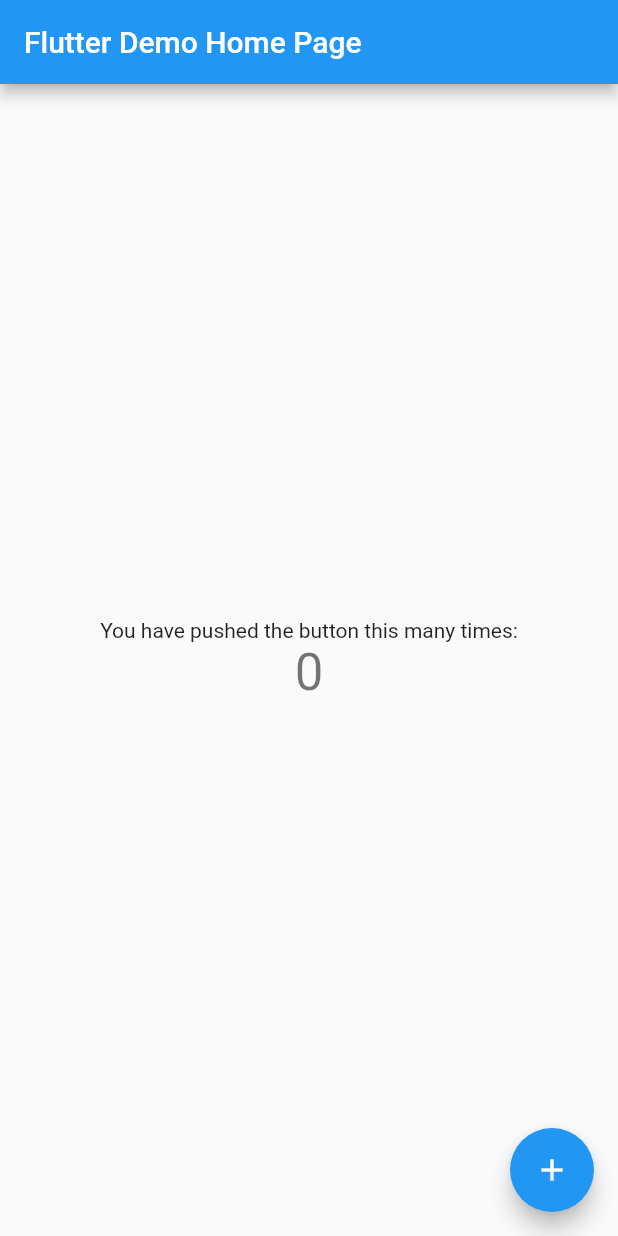
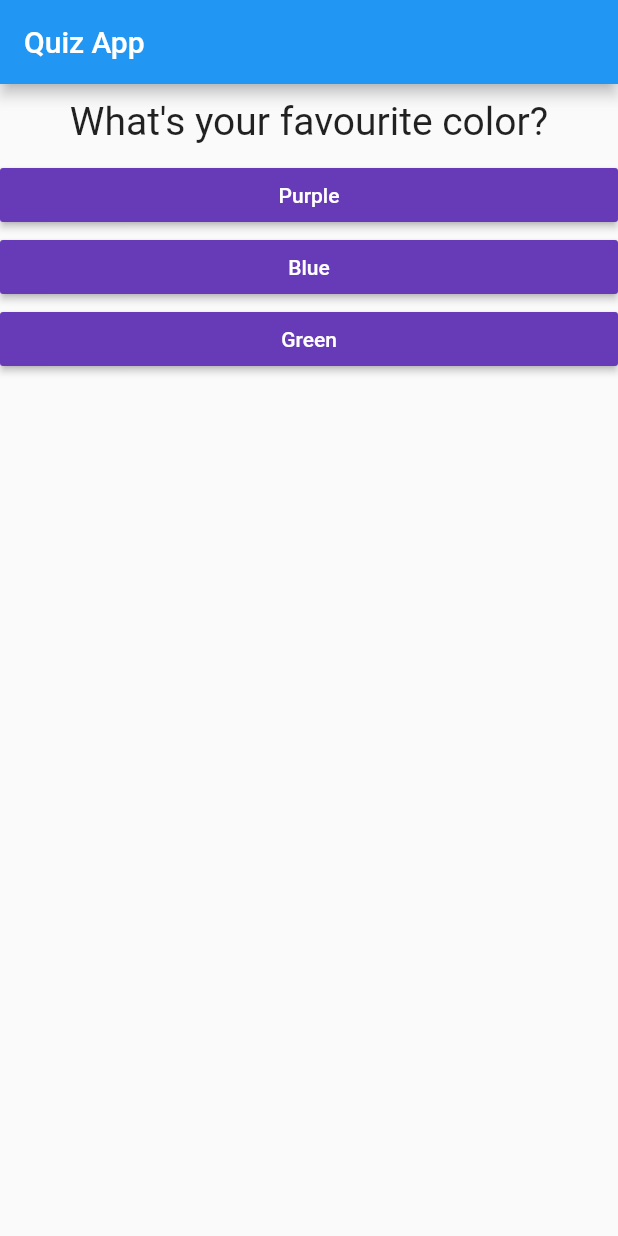
Before and after one commit to ShrikantaMazumder/flutter-basics-quiz-app, a Flutter app: the screen it shows after launch, on a phone screen of 412 x 824 dp. Run offline on Flutter 3.47's test engine with Material 2 defaults, Android fonts, the phone set to English and light mode, and no system bars.

Commit message:
quiz app completed

```diff
--- /dev/null
+++ b/lib/answer.dart
@@ -0,0 +1,23 @@
+import 'package:flutter/material.dart';
+
+class Answer extends StatelessWidget {
+  final String answer;
+  final Function func;
+  Answer(this.answer, this.func);
+  @override
+  Widget build(BuildContext context) {
+    return Container(
+      width: double.infinity,
+      child: RaisedButton(
+        onPressed: () => func(),
+        child: Text(
+          answer,
+          style: TextStyle(
+            color: Colors.white,
+          ),
+        ),
+        color: Colors.deepPurple,
+      ),
+    );
+  }
+}
--- a/lib/main.dart
+++ b/lib/main.dart
@@ -1,117 +1,85 @@
 import 'package:flutter/material.dart';
+import 'package:quiz_app/quiz.dart';
+import 'package:quiz_app/result.dart';
 
 void main() {
   runApp(MyApp());
 }
 
 class MyApp extends StatelessWidget {
-  // This widget is the root of your application.
   @override
   Widget build(BuildContext context) {
     return MaterialApp(
-      title: 'Flutter Demo',
-      theme: ThemeData(
-        // This is the theme of your application.
-        //
-        // Try running your application with "flutter run". You'll see the
-        // application has a blue toolbar. Then, without quitting the app, try
-        // changing the primarySwatch below to Colors.green and then invoke
-        // "hot reload" (press "r" in the console where you ran "flutter run",
-        // or simply save your changes to "hot reload" in a Flutter IDE).
-        // Notice that the counter didn't reset back to zero; the application
-        // is not restarted.
-        primarySwatch: Colors.blue,
-        // This makes the visual density adapt to the platform that you run
-        // the app on. For desktop platforms, the controls will be smaller and
-        // closer together (more dense) than on mobile platforms.
-        visualDensity: VisualDensity.adaptivePlatformDensity,
-      ),
-      home: MyHomePage(title: 'Flutter Demo Home Page'),
+      debugShowCheckedModeBanner: false,
+      title: "Basic Quiz App",
+      home: HomePage(),
     );
   }
 }
 
-class MyHomePage extends StatefulWidget {
-  MyHomePage({Key key, this.title}) : super(key: key);
-
-  // This widget is the home page of your application. It is stateful, meaning
-  // that it has a State object (defined below) that contains fields that affect
-  // how it looks.
-
-  // This class is the configuration for the state. It holds the values (in this
-  // case the title) provided by the parent (in this case the App widget) and
-  // used by the build method of the State. Fields in a Widget subclass are
-  // always marked "final".
-
-  final String title;
-
+class HomePage extends StatefulWidget {
   @override
-  _MyHomePageState createState() => _MyHomePageState();
+  _HomePageState createState() => _HomePageState();
 }
 
-class _MyHomePageState extends State<MyHomePage> {
-  int _counter = 0;
+class _HomePageState extends State<HomePage> {
+  int _qIndex = 0;
 
-  void _incrementCounter() {
+  var totalScore = 0;
+  @override
+  void _ansQuestion(int score) {
+    totalScore += score;
     setState(() {
-      // This call to setState tells the Flutter framework that something has
-      // changed in this State, which causes it to rerun the build method below
-      // so that the display can reflect the updated values. If we changed
-      // _counter without calling setState(), then the build method would not be
-      // called again, and so nothing would appear to happen.
-      _counter++;
+      _qIndex++;
     });
   }
 
+  void _resetQuiz() {
+    setState(() {
+      _qIndex = 0;
+      totalScore = 0;
+    });
+  }
+
+  static const questions = [
+    {
+      "question": "What\'s your favourite color?",
+      "answers": [
+        {"text": "Purple", "score": 3},
+        {"text": "Blue", "score": 5},
+        {"text": "Green", "score": 1}
+      ]
+    },
+    {
+      "question": "What\'s your favourite animal?",
+      "answers": [
+        {"text": "Dog", "score": 1},
+        {"text": "Cat", "score": 3},
+        {"text": "Tiger", "score": 5}
+      ]
+    },
+    {
+      "question": "Who\'s your favourite instructor?",
+      "answers": [
+        {"text": "Maximillian", "score": 1},
+        {"text": "Brad", "score": 1},
+        {"text": "Bucky", "score": 1}
+      ]
+    },
+  ];
+
   @override
   Widget build(BuildContext context) {
-    // This method is rerun every time setState is called, for instance as done
-    // by the _incrementCounter method above.
-    //
-    // The Flutter framework has been optimized to make rerunning build methods
-    // fast, so that you can just rebuild anything that needs updating rather
-    // than having to individually change instances of widgets.
     return Scaffold(
       appBar: AppBar(
-        // Here we take the value from the MyHomePage object that was created by
-        // the App.build method, and use it to set our appbar title.
-        title: Text(widget.title),
+        title: Text("Quiz App"),
       ),
-      body: Center(
-        // Center is a layout widget. It takes a single child and positions it
-        // in the middle of the parent.
-        child: Column(
-          // Column is also a layout widget. It takes a list of children and
-          // arranges them vertically. By default, it sizes itself to fit its
-          // children horizontally, and tries to be as tall as its parent.
-          //
-          // Invoke "debug painting" (press "p" in the console, choose the
-          // "Toggle Debug Paint" action from the Flutter Inspector in Android
-          // Studio, or the "Toggle Debug Paint" command in Visual Studio Code)
-          // to see the wireframe for each widget.
-          //
-          // Column has various properties to control how it sizes itself and
-          // how it positions its children. Here we use mainAxisAlignment to
-          // center the children vertically; the main axis here is the vertical
-          // axis because Columns are vertical (the cross axis would be
-          // horizontal).
-          mainAxisAlignment: MainAxisAlignment.center,
-          children: <Widget>[
-            Text(
-              'You have pushed the button this many times:',
+      body: questions.length > _qIndex
+          ? Quiz(questions, _qIndex, _ansQuestion)
+          : Result(
+              totalScore: totalScore,
+              resetFunc: _resetQuiz,
             ),
-            Text(
-              '$_counter',
-              style: Theme.of(context).textTheme.headline4,
-            ),
-          ],
-        ),
-      ),
-      floatingActionButton: FloatingActionButton(
-        onPressed: _incrementCounter,
-        tooltip: 'Increment',
-        child: Icon(Icons.add),
-      ), // This trailing comma makes auto-formatting nicer for build methods.
     );
   }
 }
--- /dev/null
+++ b/lib/question.dart
@@ -0,0 +1,20 @@
+import 'package:flutter/material.dart';
+
+class Question extends StatelessWidget {
+  String question;
+  Question(this.question);
+  @override
+  Widget build(BuildContext context) {
+    return Container(
+      width: double.infinity,
+      margin: EdgeInsets.all(10.0),
+      child: Text(
+        question,
+        style: TextStyle(
+          fontSize: 26.0,
+        ),
+        textAlign: TextAlign.center,
+      ),
+    );
+  }
+}
--- /dev/null
+++ b/lib/quiz.dart
@@ -0,0 +1,22 @@
+import 'package:flutter/material.dart';
+import 'package:quiz_app/answer.dart';
+import 'package:quiz_app/question.dart';
+
+class Quiz extends StatelessWidget {
+  final List<Map<String, Object>> questions;
+  final int _index;
+  final Function _ansQuestion;
+  Quiz(this.questions, this._index, this._ansQuestion);
+  @override
+  Widget build(BuildContext context) {
+    return Column(
+      children: [
+        Question(questions[_index]['question']),
+        ...(questions[_index]["answers"] as List<Map<String, Object>>)
+            .map((answer) {
+          return Answer(answer["text"], () => _ansQuestion(answer["score"]));
+        }).toList(),
+      ],
+    );
+  }
+}
--- /dev/null
+++ b/lib/result.dart
@@ -0,0 +1,44 @@
+import 'package:flutter/material.dart';
+
+class Result extends StatelessWidget {
+  final int totalScore;
+  final Function resetFunc;
+
+  const Result({Key key, this.totalScore, this.resetFunc}) : super(key: key);
+
+  String get resultPhase {
+    var text = "You did it";
+
+    if (totalScore > 10) {
+      text = "Your personality is not good";
+    } else if (totalScore > 8) {
+      text = "There are scope to improve yourself";
+    } else if (totalScore > 5) {
+      text = "You are going to be awesome";
+    } else {
+      text = "Wow! Your personality is awesome.";
+    }
+    return text;
+  }
+
+  @override
+  Widget build(BuildContext context) {
+    return Column(
+      mainAxisAlignment: MainAxisAlignment.spaceAround,
+      children: [
+        Center(
+          child: Text(
+            resultPhase,
+            style: TextStyle(fontSize: 28, fontWeight: FontWeight.bold),
+            textAlign: TextAlign.center,
+          ),
+        ),
+        FlatButton(
+          onPressed: () => resetFunc(),
+          child: Text("Reset Quiz!"),
+          textColor: Colors.blue,
+        )
+      ],
+    );
+  }
+}
```
Also changed, not shown: 1 other file.
